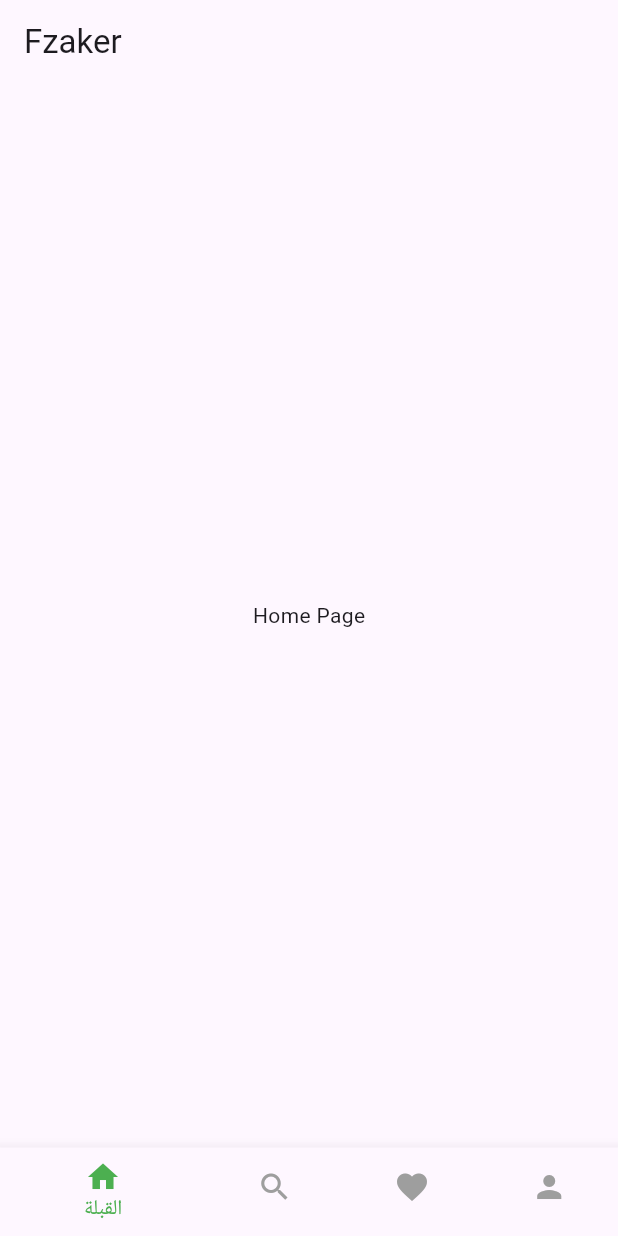
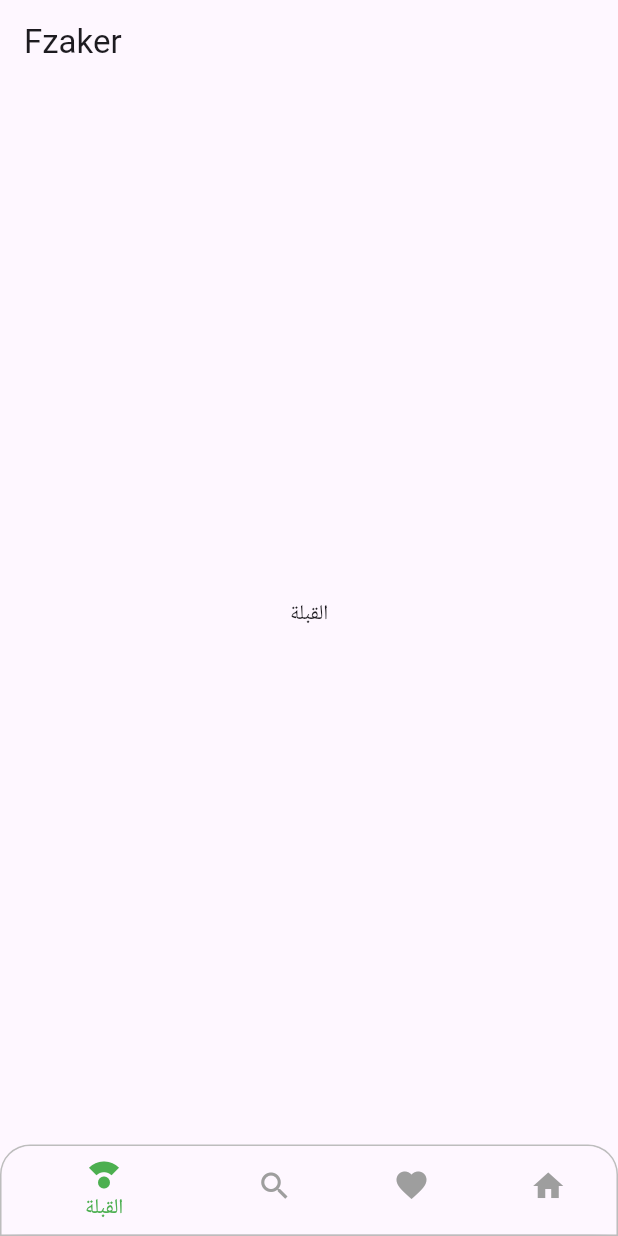
Before and after one commit to MYMMIRACLE/fazakir, a Flutter app: the screen it shows after launch, on a phone screen of 412 x 824 dp. Run offline on Flutter 3.47's test engine with Material 3 defaults, Android fonts, the phone set to English and light mode, and no system bars.

Commit message:
Update bottom navigation bar labels

```diff
--- a/fzaker/lib/main.dart
+++ b/fzaker/lib/main.dart
@@ -10,7 +10,7 @@
     return MaterialApp(
       title: 'Fzaker',
       theme: ThemeData(
-        primarySwatch: Colors.blue,
+        primarySwatch: Colors.green,
       ),
       home: MyHomePage(),
     );
@@ -26,10 +26,10 @@
   int _selectedIndex = 0;
 
   List<Widget> _widgetOptions = <Widget>[
-    Text('Home Page'),
-    Text('Search Page'),
-    Text('Favorites Page'),
-    Text('Profile Page'),
+    Text('القبلة'),
+    Text('القران'),
+    Text('اوقات الصلاة'),
+    Text('الرئيسية'),
   ];
 
   void _onItemTapped(int index) {
@@ -47,10 +47,23 @@
       body: Center(
         child: _widgetOptions.elementAt(_selectedIndex),
       ),
-      bottomNavigationBar: BottomNavigationBar(
+      bottomNavigationBar: Container(
+        decoration: BoxDecoration(
+          borderRadius: BorderRadius.only(
+            topLeft: Radius.circular(20.0),
+            topRight: Radius.circular(20.0),
+          ),
+          border: Border.all(color: Colors.grey.shade400), // Border color
+        ),
+        child: ClipRRect(
+          borderRadius: BorderRadius.only(
+            topLeft: Radius.circular(20.0),
+            topRight: Radius.circular(20.0),
+          ),
+          child: BottomNavigationBar(
             items: const <BottomNavigationBarItem>[
               BottomNavigationBarItem(
-            icon: Icon(Icons.home),
+                icon: Icon(Icons.compass_calibration),
                 label: 'القبلة',
               ),
               BottomNavigationBarItem(
@@ -62,7 +75,7 @@
                 label: 'اوقات الصلاة',
               ),
               BottomNavigationBarItem(
-            icon: Icon(Icons.person),
+                icon: Icon(Icons.home),
                 label: 'الرئيسية',
               ),
             ],
@@ -71,6 +84,8 @@
             unselectedItemColor: Colors.grey, // Unselected icon color
             onTap: _onItemTapped,
           ),
+        ),
+      ),
     );
   }
 }
```
Lines whose indentation alone changed are shown as unchanged.
